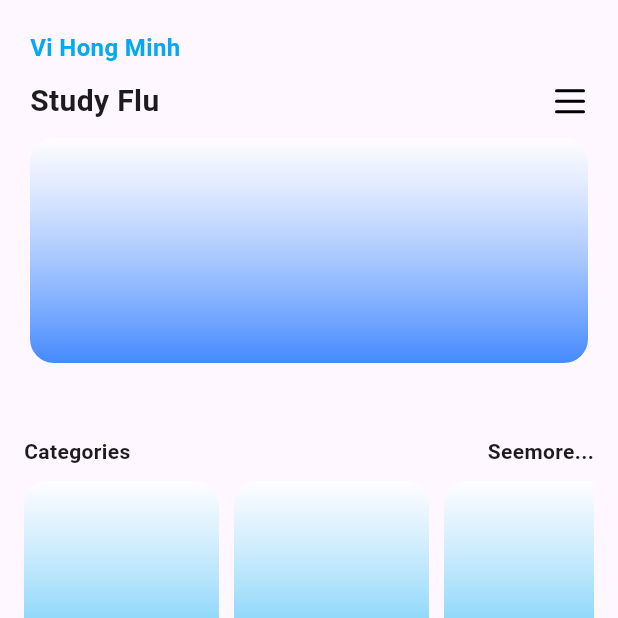
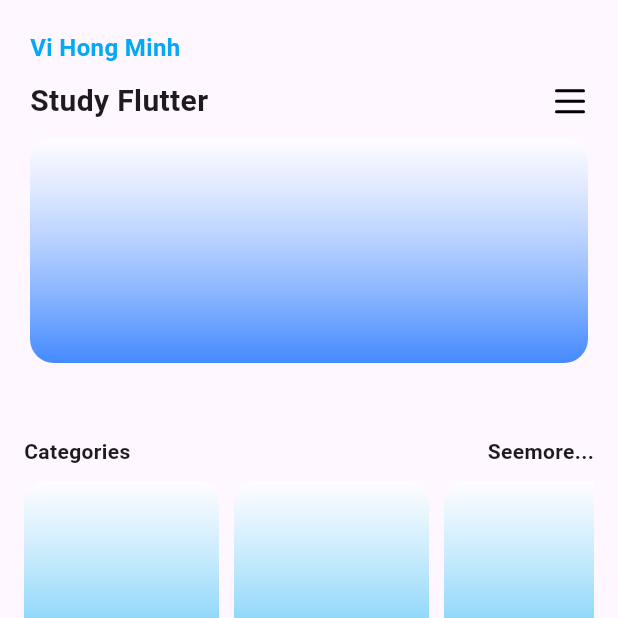
Before and after one commit to minhvh5504/layout_basic, a Flutter app: the screen it shows after launch, on a phone screen of 412 x 824 dp, the top half of it. Run offline on Flutter 3.47's test engine with Material 3 defaults, Android fonts, the phone set to English and light mode, and no system bars; our stand-ins replace lucide_icons.

Commit message:
rfact: edit layout text

```diff
--- a/lib/ui/layout_basic_1.dart
+++ b/lib/ui/layout_basic_1.dart
@@ -29,7 +29,7 @@ class LayoutBasic1 extends StatelessWidget {
                       mainAxisAlignment: MainAxisAlignment.spaceBetween,
                       children: [
                         Text(
-                          "Study Flu",
+                          "Study Flutter",
                           style: TextStyle(
                             fontSize: 20,
                             fontWeight: FontWeight.bold,
```
